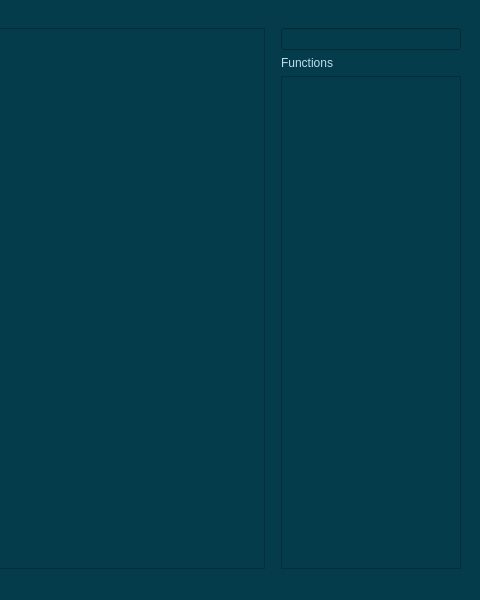
Qt form FunctionWindow.ui (Alienso/MainAnt) before a commit; both pictures show x 746 to 1226 and y 0 to 600 of the 1226 by 600 pixel window.
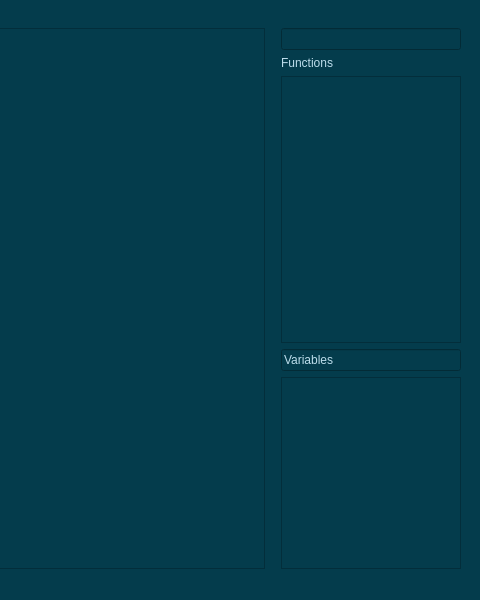
The same form after that commit. Custom widgets are drawn as their Qt base class.

Commit message:
feat: FunctionWindow, Referisanje na Var
* Referisanje na postojece promenljive je sada moguce i u FunctionWindowu na isti nacin kao i u MainWindowu.

The edit to the form file:
```diff
--- a/FunctionWindow.ui
+++ b/FunctionWindow.ui
@@ -28,7 +28,7 @@
      </widget>
     </item>
     <item>
-     <layout class="QVBoxLayout" name="verticalLayout_3" stretch="0,0,2">
+     <layout class="QVBoxLayout" name="verticalLayout_3" stretch="0,0,2,0,0">
       <property name="leftMargin">
        <number>10</number>
       </property>
@@ -56,6 +56,16 @@
         </property>
        </widget>
       </item>
+      <item>
+       <widget class="QLineEdit" name="label_2">
+        <property name="text">
+         <string>Variables</string>
+        </property>
+       </widget>
+      </item>
+      <item>
+       <widget class="QListWidget" name="listVars"/>
+      </item>
      </layout>
     </item>
    </layout>
```
The commit also changes 4 other files.
